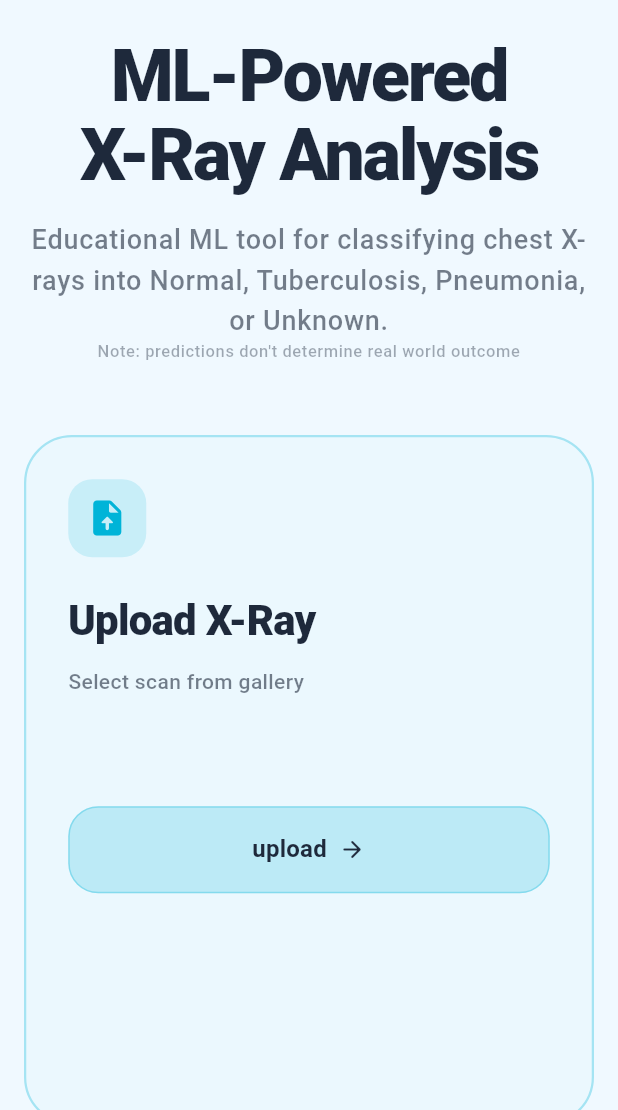
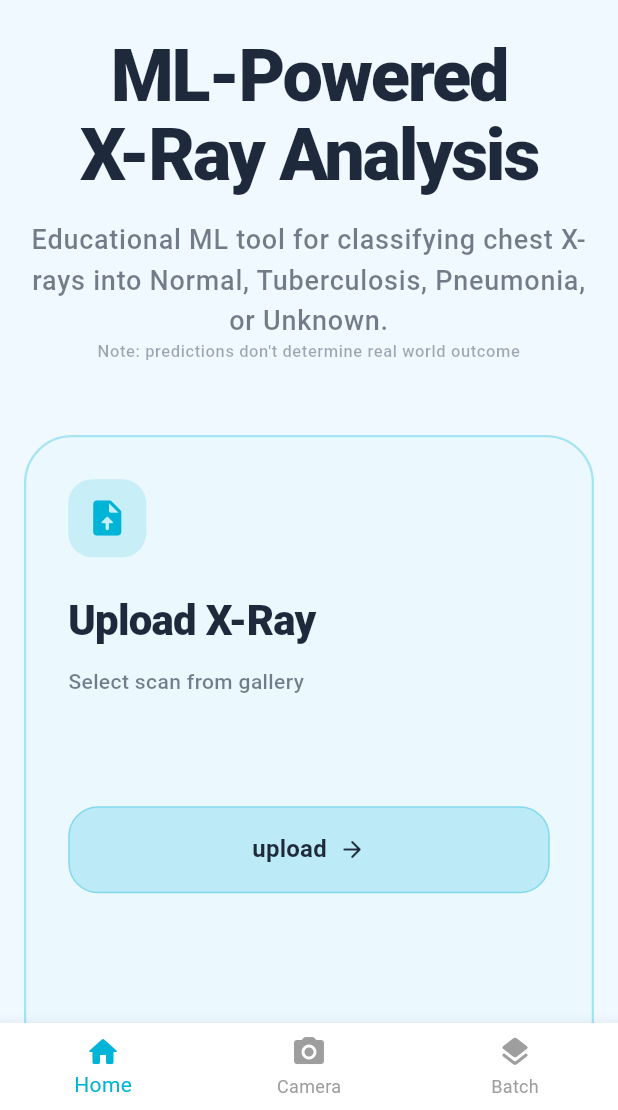
Before and after one commit to joshanjohn/CXC-FYP-Griffith, a Flutter app: the MainShell screen opened directly, on a phone screen of 412 x 824 dp, the part 126-1236 px from its top. Run offline on Flutter 3.47's test engine with Material 3 defaults, Android fonts, the phone set to English and light mode, and no system bars; our stand-ins replace camera, dotted_border, file_picker, fl_chart, flutter_dotenv, flutter_screenutil and 4 more; missing offline and left inert: dart:js_interop, desktop_drop; accounts and stored records are empty; Roboto replaces fonts that are missing (Outfit).

Commit message:
(chore) batch page and bottom navigation bar for mobile screens

```diff
--- a/frontend/lib/app/routes.dart
+++ b/frontend/lib/app/routes.dart
@@ -1,5 +1,6 @@
 import 'package:flutter/material.dart';
 import 'package:frontend/features/prediction/view/pages/dashboard_page.dart';
+import 'package:frontend/features/prediction/view/pages/batch_prediction_page.dart';
 import 'package:frontend/features/prediction/view/pages/image_preview_page.dart';
 import 'package:frontend/features/prediction/view/pages/permission_error_page.dart';
 import 'package:frontend/features/auth/view/pages/login_page.dart';
@@ -15,12 +16,14 @@ class AppRoutes {
   static const String error = '/error';
   static const String login = '/login';
   static const String signup = '/signup';
+  static const String batch = '/batch';
 
   static Map<String, WidgetBuilder> get routes => {
     shell: (context) => const MainShell(),
     login: (context) => const LoginPage(),
     signup: (context) => const SignupPage(),
     workspace: (context) => const DashboardPage(),
+    batch: (context) => const BatchPredictionPage(),
     error: (context) =>
         const PermissionErrorPage(permissionName: '', description: ''),
   };
--- a/frontend/lib/core/constants/app_variables.dart
+++ b/frontend/lib/core/constants/app_variables.dart
@@ -1,4 +1,4 @@
 
 import 'package:flutter_dotenv/flutter_dotenv.dart';
 
-late String BE_URI = dotenv.get('BE_URI', fallback: "");
+final String beUri = dotenv.get('BE_URI', fallback: "");
--- a/frontend/lib/features/prediction/services/prediction_service.dart
+++ b/frontend/lib/features/prediction/services/prediction_service.dart
@@ -15,7 +15,7 @@ class BatchZipDownload {
 }
 
 class PredictionService {
-  final String _baseUrl = resolveBackendUrl(BE_URI);
+  final String _baseUrl = resolveBackendUrl(beUri);
   final SecureStorageService _storageService = SecureStorageService();
 
   MediaType _contentTypeForFilename(String filename) {
--- a/frontend/lib/features/prediction/view/pages/dashboard_page.dart
+++ b/frontend/lib/features/prediction/view/pages/dashboard_page.dart
@@ -12,7 +12,8 @@ import 'image_preview_page.dart';
 import 'permission_error_page.dart';
 
 class DashboardPage extends StatefulWidget {
-  const DashboardPage({super.key});
+  final bool startWithCamera;
+  const DashboardPage({super.key, this.startWithCamera = false});
 
   @override
   State<DashboardPage> createState() => _DashboardPageState();
@@ -26,6 +27,11 @@ class _DashboardPageState extends State<DashboardPage> {
   void initState() {
     super.initState();
     _imageService.initializeCameras();
+    if (widget.startWithCamera) {
+      WidgetsBinding.instance.addPostFrameCallback((_) {
+        _handleImageSelection(fromCamera: true);
+      });
+    }
   }
 
   Future<void> _handleImageSelection({
--- a/frontend/lib/features/prediction/view/widgets/prediction_chart.dart
+++ b/frontend/lib/features/prediction/view/widgets/prediction_chart.dart
@@ -122,8 +122,8 @@ class PredictionChart extends StatelessWidget {
                         show: true,
                         toY: 1.0,
                         color: isDark
-                            ? Colors.white.withOpacity(0.05)
-                            : Colors.black.withOpacity(0.05),
+                            ? Colors.white.withValues(alpha: 0.05)
+                            : Colors.black.withValues(alpha: 0.05),
                       ),
                     ),
                   ],
--- a/frontend/lib/shared/widgets/navigation_shell.dart
+++ b/frontend/lib/shared/widgets/navigation_shell.dart
@@ -2,11 +2,29 @@ import 'package:flutter/material.dart';
 import 'package:frontend/app/themes/app_colors.dart';
 import 'package:frontend/shared/responsive/responsive_helper.dart';
 import 'package:frontend/features/prediction/view/pages/dashboard_page.dart';
+import 'package:frontend/features/prediction/view/pages/batch_prediction_page.dart';
 
-import 'package:frontend/app/routes.dart';
+class MainShell extends StatefulWidget {
+  const MainShell({super.key});
 
-class MainShell extends StatelessWidget {
-  const MainShell({super.key});
+  @override
+  State<MainShell> createState() => _MainShellState();
+}
+
+class _MainShellState extends State<MainShell> {
+  int _selectedIndex = 0;
+
+  final List<Widget> _pages = [
+    const DashboardPage(),
+    const DashboardPage(startWithCamera: true),
+    const BatchPredictionPage(),
+  ];
+
+  void _onItemTapped(int index) {
+    setState(() {
+      _selectedIndex = index;
+    });
+  }
 
   @override
   Widget build(BuildContext context) {
@@ -17,9 +35,38 @@ class MainShell extends StatelessWidget {
       body: Column(
         children: [
           if (!isMobile) _buildDesktopHeader(context, theme),
-          const Expanded(child: DashboardPage()),
+          Expanded(
+            child: IndexedStack(
+              index: _selectedIndex,
+              children: _pages,
+            ),
+          ),
         ],
       ),
+      bottomNavigationBar: isMobile
+          ? BottomNavigationBar(
+              currentIndex: _selectedIndex,
+              onTap: _onItemTapped,
+              selectedItemColor: AppColors.primary,
+              unselectedItemColor: Colors.grey,
+              showUnselectedLabels: true,
+              type: BottomNavigationBarType.fixed,
+              items: const [
+                BottomNavigationBarItem(
+                  icon: Icon(Icons.home_rounded),
+                  label: 'Home',
+                ),
+                BottomNavigationBarItem(
+                  icon: Icon(Icons.camera_alt_rounded),
+                  label: 'Camera',
+                ),
+                BottomNavigationBarItem(
+                  icon: Icon(Icons.layers_rounded),
+                  label: 'Batch',
+                ),
+              ],
+            )
+          : null,
     );
   }
 
@@ -54,15 +101,15 @@ class MainShell extends StatelessWidget {
               _buildNavButton(
                 context,
                 label: 'Dashboard',
-                isActive: true,
-                onTap: () {},
+                isActive: _selectedIndex == 0,
+                onTap: () => _onItemTapped(0),
               ),
               const SizedBox(width: 24),
               _buildNavButton(
                 context,
                 label: 'Batch Classification',
-                isActive: false,
-                onTap: () => Navigator.pushNamed(context, AppRoutes.batch),
+                isActive: _selectedIndex == 2,
+                onTap: () => _onItemTapped(2),
               ),
             ],
           ),
@@ -83,7 +130,7 @@ class MainShell extends StatelessWidget {
       child: Container(
         padding: const EdgeInsets.symmetric(horizontal: 16, vertical: 8),
         decoration: BoxDecoration(
-          color: isActive ? AppColors.primary.withOpacity(0.1) : Colors.transparent,
+          color: isActive ? AppColors.primary.withValues(alpha: 0.1) : Colors.transparent,
           borderRadius: BorderRadius.circular(8),
         ),
         child: Text(
```
Also changed, not shown: frontend/lib/features/prediction/view/pages/batch_prediction_page.dart (added, +300 -0 lines), 1 other file.
